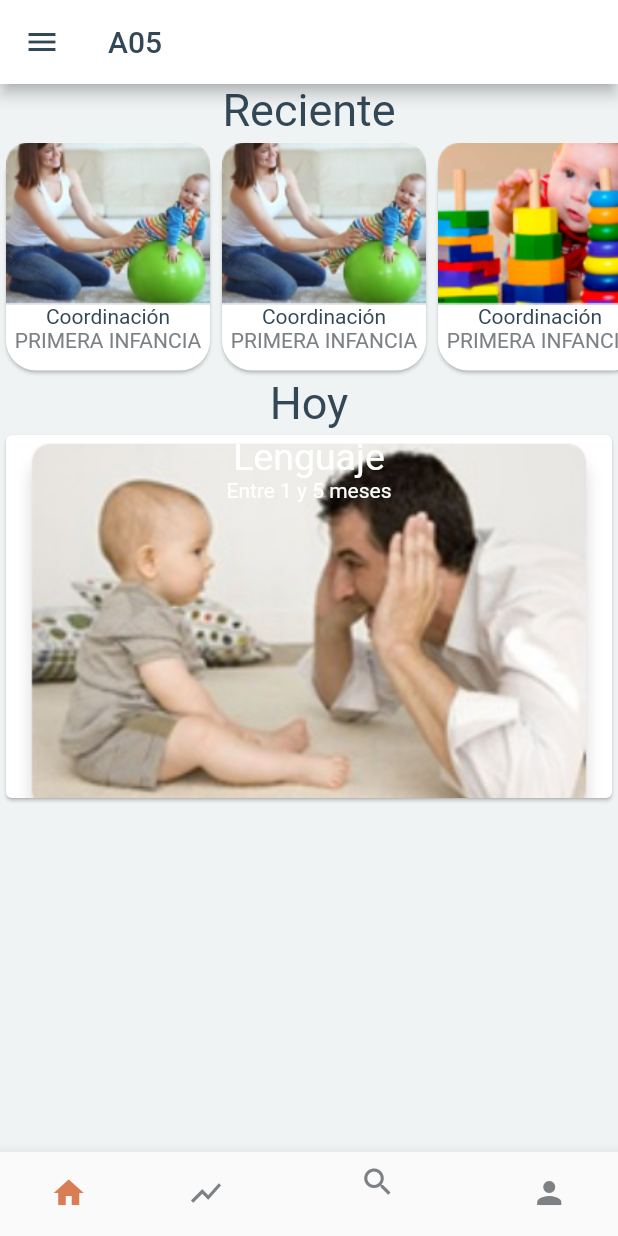
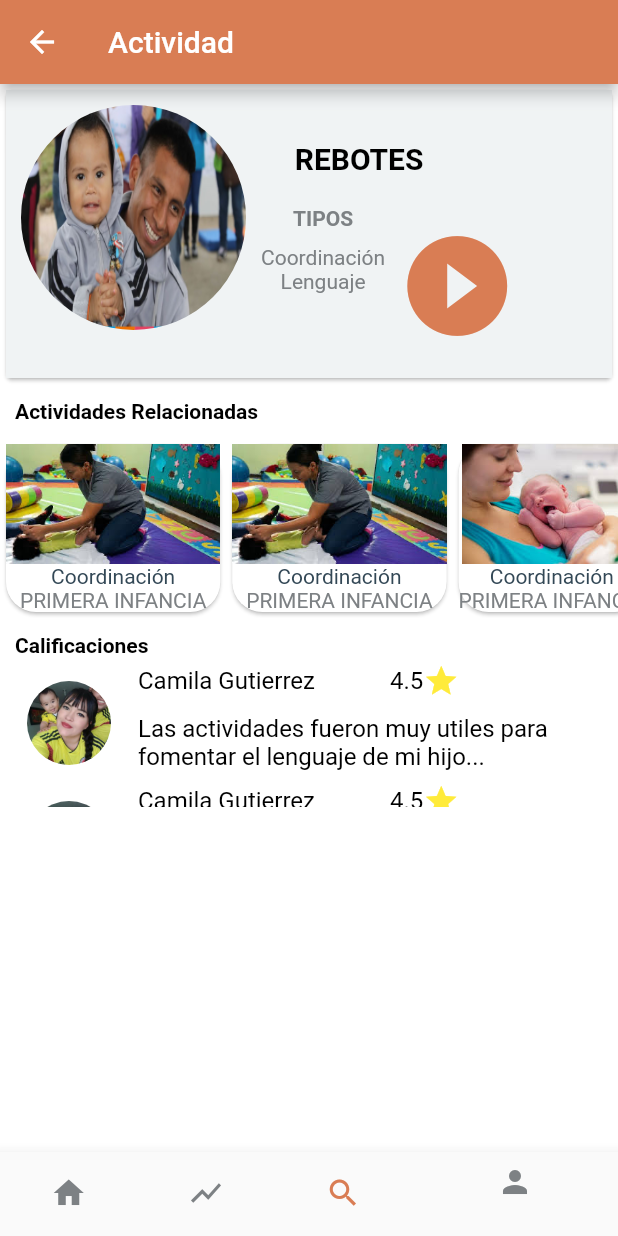
Before and after one commit to Dexcrash/0A5_Front, a Flutter app: the screen it shows after launch, item 3 of the bottom bar chosen, on a phone screen of 412 x 824 dp. Run offline on Flutter 3.47's test engine with Material 2 defaults, Android fonts, the light colour scheme and no system bars; our stand-ins replace charts_flutter.

Commit message:
Cambios actividad

```diff
--- /dev/null
+++ b/a05/lib/Activity/ActivityView.dart
@@ -0,0 +1,441 @@
+import 'package:a05/main.dart';
+import 'package:flutter/material.dart';
+import 'package:charts_flutter/flutter.dart' as charts;
+import '../assets/colors.dart';
+
+
+class ActivityViewState extends State<ActivityView> {
+  int _selectedIndex = 3;
+  String nameAct ="Coordinación I";
+
+  void _onItemTapped(int index) {
+    setState(() {
+      _selectedIndex = index;
+
+    });
+    if (_selectedIndex == 0) {
+      Navigator.push(
+          context, MaterialPageRoute(builder: (context) => MyHomePage()));
+    }
+  }
+
+  @override
+  Widget build(BuildContext context) {
+
+
+
+    return Scaffold(
+      backgroundColor: $base,
+      appBar: AppBar(
+        backgroundColor: $scaffoldBackground,
+        iconTheme: IconThemeData(
+    color: $base
+  ),
+  title: const Text('Actividad', style: TextStyle(
+    color: $base
+  )),
+      ),
+      body: _buildBody(context),
+      bottomNavigationBar: BottomNavigationBar(
+        currentIndex:
+            _selectedIndex, // this will be set when a new tab is tapped
+        items: [
+          BottomNavigationBarItem(
+            icon: new Icon(Icons.home, color: $colorSubtitle),
+            title:
+                new Text(''),
+          ),
+          BottomNavigationBarItem(
+            icon: new Icon(Icons.show_chart, color: $colorSubtitle),
+            title: new Text(''),
+          ),
+          BottomNavigationBarItem(
+            icon: Icon(Icons.search, color: $scaffoldBackground),
+            title: new Text('Activity', style: TextStyle(color:$scaffoldBackground)),
+          ),
+          BottomNavigationBarItem(
+            icon: Icon(Icons.person, color: $colorSubtitle),
+            title: new Text('',
+                style: TextStyle(color: $colorSubtitle)),
+          ),
+        ],
+        onTap: _onItemTapped,
+      ),
+
+    );
+  }
+
+  Widget _buildBody(BuildContext context) {
+    return new Column(
+
+        children: <Widget>[
+
+
+
+     Container(
+  height: 200,
+  child:Card(
+
+                      child: Container(
+                    decoration: BoxDecoration(
+                      color: $secondary
+                    ),
+                    child: Column(
+
+                        mainAxisSize: MainAxisSize.min,
+                        mainAxisAlignment:  MainAxisAlignment.start,
+                        children: <Widget>[
+
+SizedBox(height: 10),
+
+                          Row(
+
+                            children: <Widget>[
+                              SizedBox(width: 10),
+                              Container(
+      width: 150.0,
+      height: 150.0,
+      decoration: new BoxDecoration(
+          shape: BoxShape.circle,
+          image: new DecorationImage(
+          fit: BoxFit.fill,
+          image: AssetImage("img/img3.png" )
+
+)),
+                              ),
+
+SizedBox(width: 10),
+Column( children: <Widget>[
+  Text("REBOTES",
+
+                        textAlign: TextAlign.start,
+                              style: TextStyle(fontSize: 20.0,
+      color: $black, fontWeight: FontWeight.bold)),
+                              SizedBox(height: 20),
+                              Row(children: <Widget>[
+
+Column(children: <Widget>[
+
+Text("TIPOS",
+
+                        textAlign: TextAlign.start,
+                              style: TextStyle(color: $colorSubtitle, fontWeight: FontWeight.bold)),
+                              SizedBox(height: 10),
+
+                              Text("Coordinación",
+                        textAlign: TextAlign.start,
+                              style: TextStyle(color: $colorSubtitle)),
+                              Text("Lenguaje",
+                        textAlign: TextAlign.start,
+                              style: TextStyle(color: $colorSubtitle)),
+
+
+],),
+IconButton(
+          icon: Icon(Icons.play_circle_filled , size: 80.0),
+          color: $scaffoldBackground,
+          onPressed: () {},
+        ),
+
+
+                              ],),
+
+
+
+],)
+,
+
+
+
+
+                              ],
+                          ),
+
+
+
+
+
+
+
+                        ]),
+                  )),
+
+
+
+
+                )
+
+
+
+,
+SizedBox(height: 10),
+Container(
+             alignment: Alignment.centerLeft,
+             child: Row(children: <Widget>[
+               SizedBox(width: 10),
+ new Text("Actividades Relacionadas", textAlign: TextAlign.left,
+                              style: TextStyle(color: $black, fontWeight: FontWeight.bold))
+
+             ],)
+           ),
+SizedBox(height: 10),
+new SingleChildScrollView(
+            scrollDirection: Axis.horizontal,
+            child: Row(
+              children: <Widget>[
+                SizedBox(
+                  height: 120,
+                  child: Card(
+                    shape: RoundedRectangleBorder(
+                      borderRadius: BorderRadius.circular(20.0),
+                    ),
+                    color: $base,
+                    child: Column(
+                      children: <Widget>[
+                        Image.asset('img/img1.png',height: 80,
+                        fit:BoxFit.fill),
+                        Text("Coordinación",
+                            style: TextStyle(color: $colorTitle)),
+                        Text("PRIMERA INFANCIA",
+                            style: TextStyle(color: $colorSubtitle)),
+                      ],
+                    ),
+                  ),
+                ),
+                SizedBox(
+                  height: 120,
+                  child: Card(
+                    shape: RoundedRectangleBorder(
+                      borderRadius: BorderRadius.circular(20.0),
+                    ),
+                    color: $base,
+                    child: Column(
+                      children: <Widget>[
+                        Image.asset('img/img1.png',height: 80,
+                        fit:BoxFit.fill),
+                        Text("Coordinación",
+                            style: TextStyle(color: $colorTitle)),
+                        Text("PRIMERA INFANCIA",
+                            style: TextStyle(color: $colorSubtitle)),
+                      ],
+                    ),
+                  ),
+                ),
+                SizedBox(
+                  height: 120,
+                  child: Card(
+                    shape: RoundedRectangleBorder(
+                      borderRadius: BorderRadius.circular(20.0),
+                    ),
+                    color: $base,
+                    child: Column(
+                      children: <Widget>[
+                        Image.asset('img/img2.png',height: 80,
+                        fit:BoxFit.fill),
+                        Text("Coordinación",
+                            style: TextStyle(color: $colorTitle)),
+                        Text("PRIMERA INFANCIA",
+                            style: TextStyle(color: $colorSubtitle)),
+                      ],
+                    ),
+                  ),
+                ),
+                SizedBox(
+                  height: 120,
+                  child: Card(
+                    shape: RoundedRectangleBorder(
+                      borderRadius: BorderRadius.circular(20.0),
+                    ),
+                    color: $base,
+                    child: Column(
+                      children: <Widget>[
+                        Image.asset('img/img1.png',height: 80,
+                        fit:BoxFit.fill),
+                        Text("Coordinación",
+                            style: TextStyle(color: $colorTitle)),
+                        Text("PRIMERA INFANCIA",
+                            style: TextStyle(color: $colorSubtitle)),
+                      ],
+                    ),
+                  ),
+                ),
+                SizedBox(
+                  height: 120,
+                  child: Card(
+                    shape: RoundedRectangleBorder(
+                      borderRadius: BorderRadius.circular(20.0),
+                    ),
+
+                    color: $base,
+                    child: Column(
+                      children: <Widget>[
+                        Image.asset('img/img1.png',
+                        height: 80,
+                        fit:BoxFit.fill),
+
+                        Text("Coordinación",
+                            style: TextStyle(color: $colorTitle)),
+                        Text("PRIMERA INFANCIA",
+                            style: TextStyle(color: $colorSubtitle)),
+                      ],
+                    ),
+                  ),
+                ),
+              ],
+            ),
+          ),
+          SizedBox(height: 10),
+           Container(
+             alignment: Alignment.centerLeft,
+             child: Row(children: <Widget>[
+               SizedBox(width: 10),
+ new Text("Calificaciones", textAlign: TextAlign.left,
+                              style: TextStyle(color: $black, fontWeight: FontWeight.bold))
+
+             ],)
+           ),Container(
+  height: 100,
+  child: new  ListView(
+  children: <Widget>[
+    ListTile(
+
+      leading: Container(
+      width: 60.0,
+      height: 60.0,
+      decoration: new BoxDecoration(
+          shape: BoxShape.circle,
+          image: new DecorationImage(
+          fit: BoxFit.fill,
+          image: AssetImage("img/person1.png" )
+
+))),
+      title: Container(
+             alignment: Alignment.bottomLeft,
+             child: Column(children: <Widget>[
+                                Row(children: <Widget>[
+new Text("Camila Gutierrez", textAlign: TextAlign.left,
+                              style: TextStyle(color: $black)),
+SizedBox(width: 50),
+new Text("4.5", textAlign: TextAlign.left,
+
+                              style: TextStyle(color: $black)),
+                              Icon(Icons.star, color: Colors.yellow),
+
+                                ],),
+SizedBox(height: 10),
+                              new Text("Las actividades fueron muy utiles para fomentar el lenguaje de mi hijo...", textAlign: TextAlign.left,
+                              style: TextStyle(color: $black))
+             ],)
+            ),
+    ),
+    ListTile(
+
+      leading: Container(
+      width: 60.0,
+      height: 60.0,
+      decoration: new BoxDecoration(
+          shape: BoxShape.circle,
+          image: new DecorationImage(
+          fit: BoxFit.fill,
+          image: AssetImage("img/person1.png" )
+
+))),
+      title: Container(
+             alignment: Alignment.bottomLeft,
+             child: Column(children: <Widget>[
+                                Row(children: <Widget>[
+new Text("Camila Gutierrez", textAlign: TextAlign.left,
+                              style: TextStyle(color: $black)),
+SizedBox(width: 50),
+new Text("4.5", textAlign: TextAlign.left,
+
+                              style: TextStyle(color: $black)),
+                              Icon(Icons.star, color: Colors.yellow),
+
+                                ],),
+SizedBox(height: 10),
+                              new Text("Las actividades fueron muy utiles para fomentar el lenguaje de mi hijo...", textAlign: TextAlign.left,
+                              style: TextStyle(color: $black))
+             ],)
+            ),
+    ),
+    ListTile(
+
+      leading: Container(
+      width: 60.0,
+      height: 60.0,
+      decoration: new BoxDecoration(
+          shape: BoxShape.circle,
+          image: new DecorationImage(
+          fit: BoxFit.fill,
+          image: AssetImage("img/person1.png" )
+
+))),
+      title: Container(
+             alignment: Alignment.bottomLeft,
+             child: Column(children: <Widget>[
+                                Row(children: <Widget>[
+new Text("Camila Gutierrez", textAlign: TextAlign.left,
+                              style: TextStyle(color: $black)),
+SizedBox(width: 50),
+new Text("4.5", textAlign: TextAlign.left,
+
+                              style: TextStyle(color: $black)),
+                              Icon(Icons.star, color: Colors.yellow),
+
+                                ],),
+SizedBox(height: 10),
+                              new Text("Las actividades fueron muy utiles para fomentar el lenguaje de mi hijo...", textAlign: TextAlign.left,
+                              style: TextStyle(color: $black))
+             ],)
+            ),
+    ),
+    ListTile(
+
+      leading: Container(
+      width: 60.0,
+      height: 60.0,
+      decoration: new BoxDecoration(
+          shape: BoxShape.circle,
+          image: new DecorationImage(
+          fit: BoxFit.fill,
+          image: AssetImage("img/person1.png" )
+
+))),
+      title: Container(
+             alignment: Alignment.bottomLeft,
+             child: Column(children: <Widget>[
+                                Row(children: <Widget>[
+new Text("Camila Gutierrez", textAlign: TextAlign.left,
+                              style: TextStyle(color: $black)),
+SizedBox(width: 50),
+new Text("4.5", textAlign: TextAlign.left,
+
+                              style: TextStyle(color: $black)),
+                              Icon(Icons.star, color: Colors.yellow),
+
+                                ],),
+SizedBox(height: 10),
+                              new Text("Las actividades fueron muy utiles para fomentar el lenguaje de mi hijo...", textAlign: TextAlign.left,
+                              style: TextStyle(color: $black))
+             ],)
+            ),
+    ),
+  ],
+),),
+
+
+
+        ]
+
+    );
+  }
+
+
+
+}
+
+class ActivityView extends StatefulWidget {
+  @override
+  ActivityViewState createState() => ActivityViewState();
+}
--- a/a05/lib/main.dart
+++ b/a05/lib/main.dart
@@ -4,6 +4,7 @@ import 'package:provider/provider.dart';
 
 import 'assets/colors.dart';
 import 'Profile/ProfileView.dart';
+import 'Activity/ActivityView.dart';
 
 void main() => runApp(MyApp());
 
@@ -37,6 +38,8 @@ class MyApp extends StatelessWidget {
         routes: <String, WidgetBuilder>{
           '/': (BuildContext context) => MyHomePage(),
           '/home': (BuildContext context) => MyHomePage(),
+          '/activity': (BuildContext context) => ActivityView(),
+
         },
       ),
     );
@@ -69,6 +72,10 @@ class _MyHomePageState extends State<MyHomePage> {
       Navigator.push(
           context, MaterialPageRoute(builder: (context) => ProfileView()));
     }
+    if (_selectedIndex == 2) {
+      Navigator.push(
+          context, MaterialPageRoute(builder: (context) => ActivityView()));
+    }
   }
 
   @override
@@ -87,7 +94,9 @@ class _MyHomePageState extends State<MyHomePage> {
           // Here we take the value from the MyHomePage object that was created by
           // the App.build method, and use it to set our appbar title.
           backgroundColor: $base,
-          title: Text("A05", style: TextStyle(color: $colorTitle)),
+          title: Center( child:
+
+          Text("A05",textAlign: TextAlign.center, style: TextStyle(color: $colorTitle))),
           leading: Builder(
             builder: (BuildContext context) {
               return IconButton(
@@ -97,7 +106,7 @@ class _MyHomePageState extends State<MyHomePage> {
           )),
       body: new Column(
         children: <Widget>[
-          new Text('Reciente',
+          new Text('Reciente',textAlign: TextAlign.left,
               style: TextStyle(
                 color: $colorTitle,
                 fontSize: 30.0,
@@ -115,7 +124,8 @@ class _MyHomePageState extends State<MyHomePage> {
                     color: $base,
                     child: Column(
                       children: <Widget>[
-                        Image.asset('img/img1.png'),
+                        Image.asset('img/img1.png',height: 100,
+                        fit:BoxFit.fill),
                         Text("Coordinación",
                             style: TextStyle(color: $colorTitle)),
                         Text("PRIMERA INFANCIA",
@@ -133,7 +143,8 @@ class _MyHomePageState extends State<MyHomePage> {
                     color: $base,
                     child: Column(
                       children: <Widget>[
-                        Image.asset('img/img1.png'),
+                        Image.asset('img/img1.png',height: 100,
+                        fit:BoxFit.fill),
                         Text("Coordinación",
                             style: TextStyle(color: $colorTitle)),
                         Text("PRIMERA INFANCIA",
@@ -151,7 +162,8 @@ class _MyHomePageState extends State<MyHomePage> {
                     color: $base,
                     child: Column(
                       children: <Widget>[
-                        Image.asset('img/img2.png'),
+                        Image.asset('img/img2.png',height: 100,
+                        fit:BoxFit.fill),
                         Text("Coordinación",
                             style: TextStyle(color: $colorTitle)),
                         Text("PRIMERA INFANCIA",
@@ -169,7 +181,8 @@ class _MyHomePageState extends State<MyHomePage> {
                     color: $base,
                     child: Column(
                       children: <Widget>[
-                        Image.asset('img/img1.png'),
+                        Image.asset('img/img1.png',height: 100,
+                        fit:BoxFit.fill),
                         Text("Coordinación",
                             style: TextStyle(color: $colorTitle)),
                         Text("PRIMERA INFANCIA",
@@ -184,10 +197,14 @@ class _MyHomePageState extends State<MyHomePage> {
                     shape: RoundedRectangleBorder(
                       borderRadius: BorderRadius.circular(20.0),
                     ),
+
                     color: $base,
                     child: Column(
                       children: <Widget>[
-                        Image.asset('img/img1.png'),
+                        Image.asset('img/img1.png',
+                        height: 100,
+                        fit:BoxFit.fill),
+
                         Text("Coordinación",
                             style: TextStyle(color: $colorTitle)),
                         Text("PRIMERA INFANCIA",
@@ -199,29 +216,33 @@ class _MyHomePageState extends State<MyHomePage> {
               ],
             ),
           ),
-          new Text('Hoy',
+          new Text('Hoy', textAlign: TextAlign.left,
               style: TextStyle(
                 color: $colorTitle,
                 fontSize: 30.0,
               )),
-          new SingleChildScrollView(
-            scrollDirection: Axis.vertical,
-            child: Column(
-              children: <Widget>[
-                SizedBox(
-                  width: 450.0,
-                  height: 250.0,
-                  child: Card(
+          new Container(
+        child: Row(
+          children: <Widget>[
+
+            Expanded(
+
+              child:    Container(
+  height: 200,
+  child:Card(
+
                       child: Container(
                     decoration: BoxDecoration(
                       image: DecorationImage(
-                        image: AssetImage("img/img3.png"),
+                        image: AssetImage("img/img3.png" ),
                         fit: BoxFit.fitWidth,
                         alignment: Alignment.topCenter,
                       ),
                     ),
                     child: Column(
+
                         mainAxisSize: MainAxisSize.min,
+                        mainAxisAlignment:  MainAxisAlignment.spaceAround,
                         children: <Widget>[
                           Text("Lenguaje",
                               style: TextStyle(
@@ -229,10 +250,12 @@ class _MyHomePageState extends State<MyHomePage> {
                                 fontSize: 25.0,
                               )),
                           Text("Entre 1 y 5 meses",
+                        textAlign: TextAlign.start,
                               style: TextStyle(color: $base)),
                         ]),
                   )),
                 ),
+            ),
               ],
             ),
           ),
@@ -253,7 +276,7 @@ class _MyHomePageState extends State<MyHomePage> {
           ),
           BottomNavigationBarItem(
             icon: Icon(Icons.search, color: $colorSubtitle),
-            title: new Text(''),
+            title: new Text('Activity'),
           ),
           BottomNavigationBarItem(
             icon: Icon(Icons.person, color: $colorSubtitle),
```
Also changed, not shown: a05/img/img1.png, a05/img/img2.png, a05/img/img3.jpeg (added), a05/img/img3.png, a05/img/img4.png, a05/img/person1.png (added).
